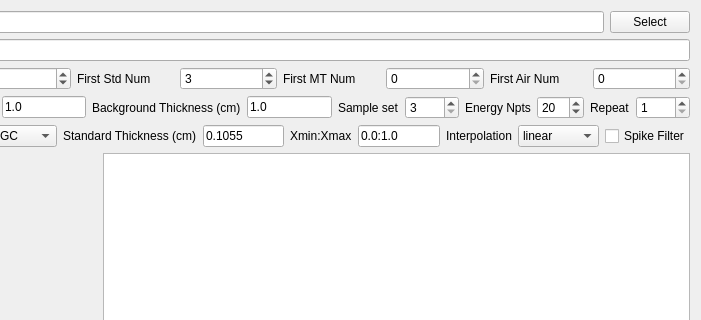
Old version of the form UI_Forms/ASAXS_Batch_Processor_2.ui in the repository chemmatcars/XAnoS; both pictures show x 141 to 842 and y 0 to 320 of the 842 by 517 pixel window.
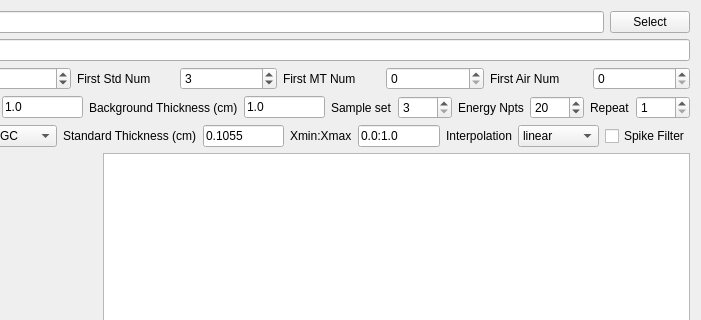
New version of the form. Custom widgets are drawn as their Qt base class.

Diff of the .ui file:
```diff
--- a/UI_Forms/ASAXS_Batch_Processor_2.ui
+++ b/UI_Forms/ASAXS_Batch_Processor_2.ui
@@ -197,7 +197,7 @@
         <number>1</number>
        </property>
        <property name="maximum">
-        <number>100</number>
+        <number>1000</number>
        </property>
        <property name="value">
         <number>20</number>
```
Left out of the diff: 2 changed lines with no effect on the pictures.
